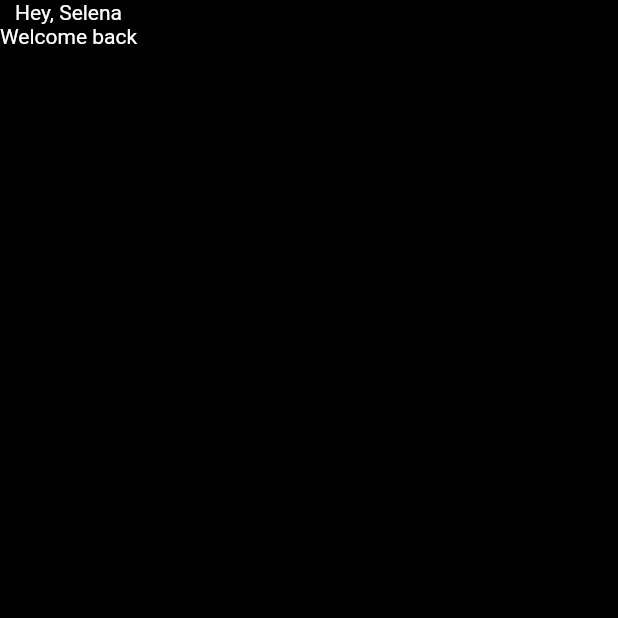
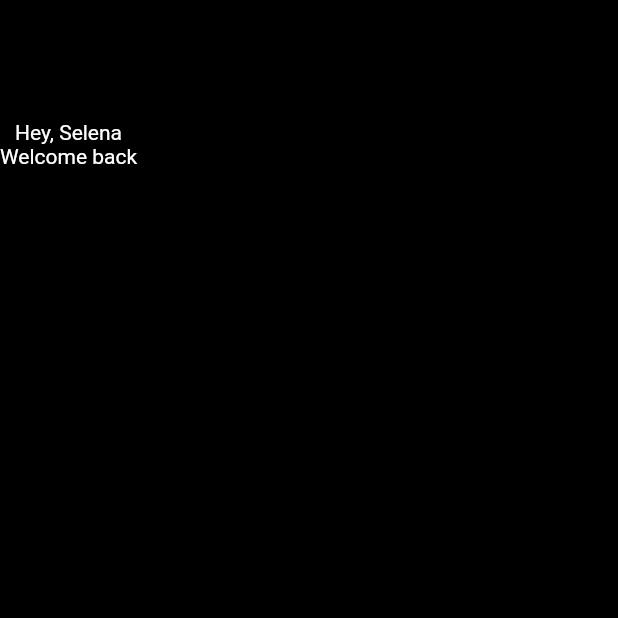
Before and after one commit to dongkyun2331/flutter-ui, a Flutter app: the screen it shows after launch, on a phone screen of 412 x 824 dp, the top half of it. Run offline on Flutter 3.47's test engine with Material 2 defaults, Android fonts, the phone set to English and light mode, and no system bars.

Commit message:
column sizedbox height 80

```diff
--- a/lib/main.dart
+++ b/lib/main.dart
@@ -12,6 +12,9 @@ class App extends StatelessWidget {
           backgroundColor: Colors.black,
           body: Column(
             children: [
+              SizedBox(
+                height: 80,
+              ),
               Row(
                 children: [
                   Column(
```
